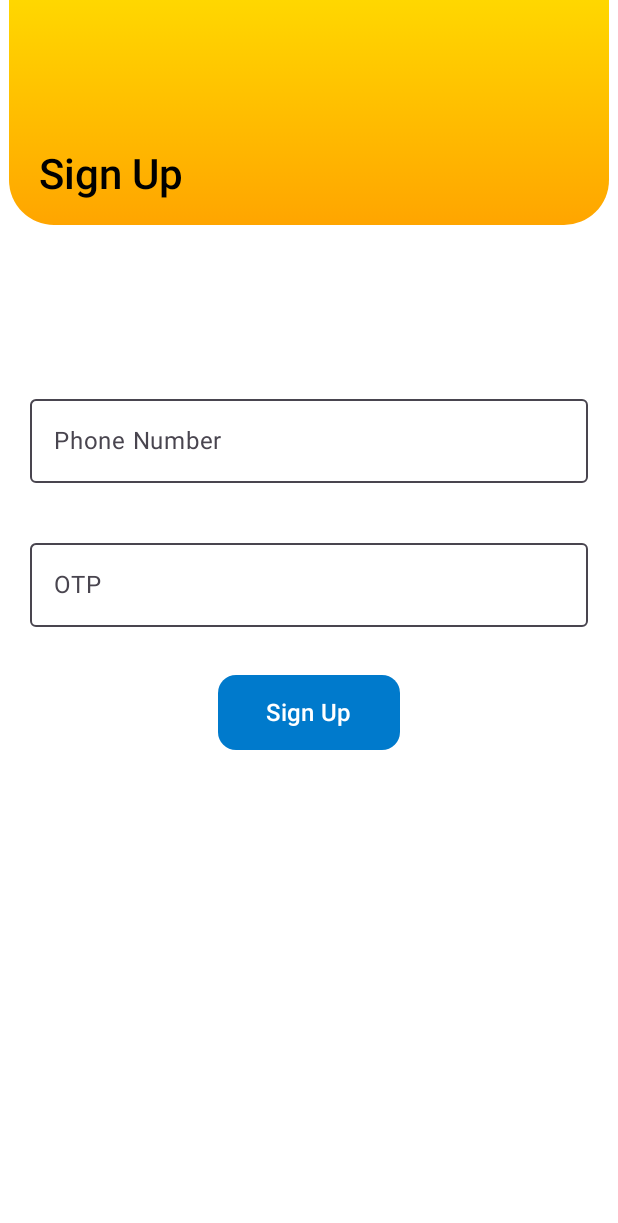
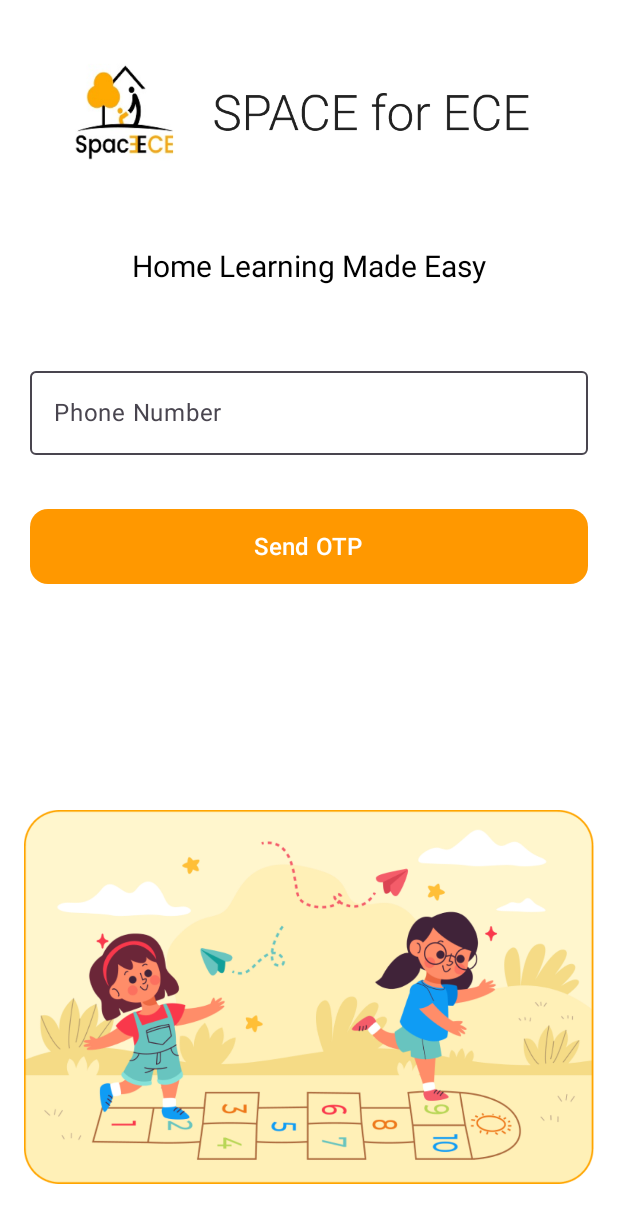
Before and after one commit to hardik349/SpaceECE, an Android app built with Jetpack Compose: the @Preview function PreviewSignupScreen, on a phone screen of 412 x 824 dp. Shown: the top 1223 px of the screen. Run offline under Robolectric (Android 15) with nearby library versions, the phone set to English and light mode, and no system bars; Roboto replaces fonts that are not available here.

Commit message:
UI updated

```diff
--- a/app/src/main/AndroidManifest.xml
+++ b/app/src/main/AndroidManifest.xml
@@ -6,9 +6,9 @@
         android:allowBackup="true"
         android:dataExtractionRules="@xml/data_extraction_rules"
         android:fullBackupContent="@xml/backup_rules"
-        android:icon="@mipmap/ic_launcher"
+        android:icon="@drawable/spaceece"
         android:label="@string/app_name"
-        android:roundIcon="@mipmap/ic_launcher_round"
+        android:roundIcon="@drawable/spaceece"
         android:supportsRtl="true"
         android:theme="@style/Theme.SpaceECE"
         tools:targetApi="31">
--- a/app/src/main/java/com/example/spaceece/pilot_screen/PilotLoginScreen.kt
+++ b/app/src/main/java/com/example/spaceece/pilot_screen/PilotLoginScreen.kt
@@ -1,72 +1,59 @@
 package com.example.spaceece.pilot_screen
 
+import androidx.compose.foundation.Image
 import androidx.compose.foundation.background
 import androidx.compose.foundation.layout.*
+import androidx.compose.foundation.shape.RoundedCornerShape
 import androidx.compose.foundation.text.KeyboardOptions
-import androidx.compose.foundation.shape.RoundedCornerShape
 import androidx.compose.material3.*
 import androidx.compose.runtime.*
+import androidx.compose.ui.Alignment
 import androidx.compose.ui.Modifier
+import androidx.compose.ui.draw.clip
 import androidx.compose.ui.graphics.Brush
 import androidx.compose.ui.graphics.Color
+import androidx.compose.ui.res.painterResource
+import androidx.compose.ui.text.font.FontWeight
 import androidx.compose.ui.text.input.ImeAction
 import androidx.compose.ui.text.input.KeyboardType
 import androidx.compose.ui.tooling.preview.Preview
 import androidx.compose.ui.unit.dp
 import androidx.compose.ui.unit.sp
-import androidx.compose.ui.Alignment
-import androidx.compose.ui.draw.clip
-import androidx.compose.ui.text.font.FontWeight
+import com.example.spaceece.R
 
 @OptIn(ExperimentalMaterial3Api::class)
 @Composable
 fun SignupScreen(
-    onSignupButtonClicked : () -> Unit
+    onSendOtpButtonClicked: () -> Unit
 ) {
     var phoneNumber by remember { mutableStateOf("") }
-    var otp by remember { mutableStateOf("") }
 
     Column(
         modifier = Modifier
             .fillMaxSize(),
-
-            //.padding(16.dp),
-        //verticalArrangement = Arrangement.Center,
         horizontalAlignment = Alignment.CenterHorizontally
     ) {
-        Box(
+        // Top image
+        Image(
+            painter = painterResource(id = R.drawable.logo),
+            contentDescription = null,
             modifier = Modifier
-                .size(height = 150.dp, width = 400.dp)
-                .clip(RoundedCornerShape(bottomEnd = 30.dp, bottomStart = 30.dp))
-                .background(
-                    brush = Brush.verticalGradient(
-                        colors = listOf(
-                            Color(0xFFFFD700),
-                            Color(0xFFFFA500)
-                        )
-                    )
+                .fillMaxWidth()
+                .height(150.dp)
+                .clip(RoundedCornerShape(bottomStart = 30.dp, bottomEnd = 30.dp))
         )
 
-        ){
+        Spacer(modifier = Modifier.height(16.dp))
 
         Text(
-                text = "Sign Up",
-                fontWeight = FontWeight.SemiBold,
-                style = MaterialTheme.typography.headlineMedium,
+            text = "Home Learning Made Easy",
+            fontSize = 20.sp,
+            fontWeight = FontWeight.Normal,
             color = Color.Black,
-                modifier = Modifier
-                    .padding(start = 20.dp, bottom = 15.dp)
-                    .align(Alignment.BottomStart)
+            modifier = Modifier.padding(horizontal = 20.dp)
         )
 
-        }
-
-        Spacer(modifier = Modifier.height(100.dp))
-
-        Column(
-            modifier = Modifier
-                .padding( start = 20.dp, end = 20.dp)
-        ) {
+        Spacer(modifier = Modifier.height(50.dp))
 
         OutlinedTextField(
             value = phoneNumber,
@@ -76,64 +63,49 @@ fun SignupScreen(
             singleLine = true,
             keyboardOptions = KeyboardOptions(
                 keyboardType = KeyboardType.Phone,
-                    imeAction = ImeAction.Next
+                imeAction = ImeAction.Done
             ),
+
             modifier = Modifier
                 .fillMaxWidth()
-                    .padding(vertical = 8.dp),
+                .padding(horizontal = 20.dp),
             colors = TextFieldDefaults.outlinedTextFieldColors(
                 focusedBorderColor = MaterialTheme.colorScheme.primary,
                 unfocusedBorderColor = MaterialTheme.colorScheme.onSurfaceVariant
             )
         )
 
+        Spacer(modifier = Modifier.height(36.dp))
 
-            Spacer(modifier = Modifier.height(16.dp))
-
-
-            OutlinedTextField(
-                value = otp,
-                onValueChange = { otp = it },
-                label = { Text("OTP") },
-                placeholder = { Text("Enter OTP") },
-                singleLine = true,
-                keyboardOptions = KeyboardOptions(
-                    keyboardType = KeyboardType.Number,
-                    imeAction = ImeAction.Done
-                ),
+        Button(
+            onClick = { onSendOtpButtonClicked() },
             modifier = Modifier
                 .fillMaxWidth()
-                    .padding(vertical = 8.dp),
-                colors = TextFieldDefaults.outlinedTextFieldColors(
-                    focusedBorderColor = MaterialTheme.colorScheme.primary,
-                    unfocusedBorderColor = MaterialTheme.colorScheme.onSurfaceVariant
-                )
-            )
-
-        }
-
-
-
-        Spacer(modifier = Modifier.height(24.dp))
-
-        Button(
-            onClick = {
-                onSignupButtonClicked()
-            },
-            modifier = Modifier
+                .padding(horizontal = 20.dp)
                 .height(50.dp),
             colors = ButtonDefaults.buttonColors(
-                containerColor = Color(0xFF007ACC),
+                containerColor = Color(0xFFFF9800),
                 contentColor = Color.White
             ),
             shape = RoundedCornerShape(12.dp)
         ) {
             Text(
-                text = "Sign Up",
-                fontSize = 16.sp,
-                modifier = Modifier.padding(horizontal = 8.dp)
+                text = "Send OTP",
+                fontSize = 16.sp
             )
         }
+
+        Spacer(modifier = Modifier.height(200.dp))
+
+        Image(
+            painter = painterResource(id = R.drawable.splash_image),
+            contentDescription = null,
+            modifier = Modifier
+                .fillMaxWidth()
+                .height(150.dp)
+                .aspectRatio(1f)
+                .padding(all = 16.dp)
+        )
     }
 }
 
@@ -141,6 +113,6 @@ fun SignupScreen(
 @Composable
 fun PreviewSignupScreen() {
     SignupScreen(
-        onSignupButtonClicked = {}
+        onSendOtpButtonClicked = {}
     )
 }
```
Also changed, not shown: app/src/main/java/com/example/spaceece/champian_screen/ChampionLoginScreen.kt (added, +167 -0 lines), app/src/main/java/com/example/spaceece/pilot_screen/OTPScreen.kt (added, +153 -0 lines), app/src/main/java/com/example/spaceece/pilot_screen/PilotLandingScreen.kt (+19 -5 lines). Lines whose indentation alone changed are shown as unchanged.
